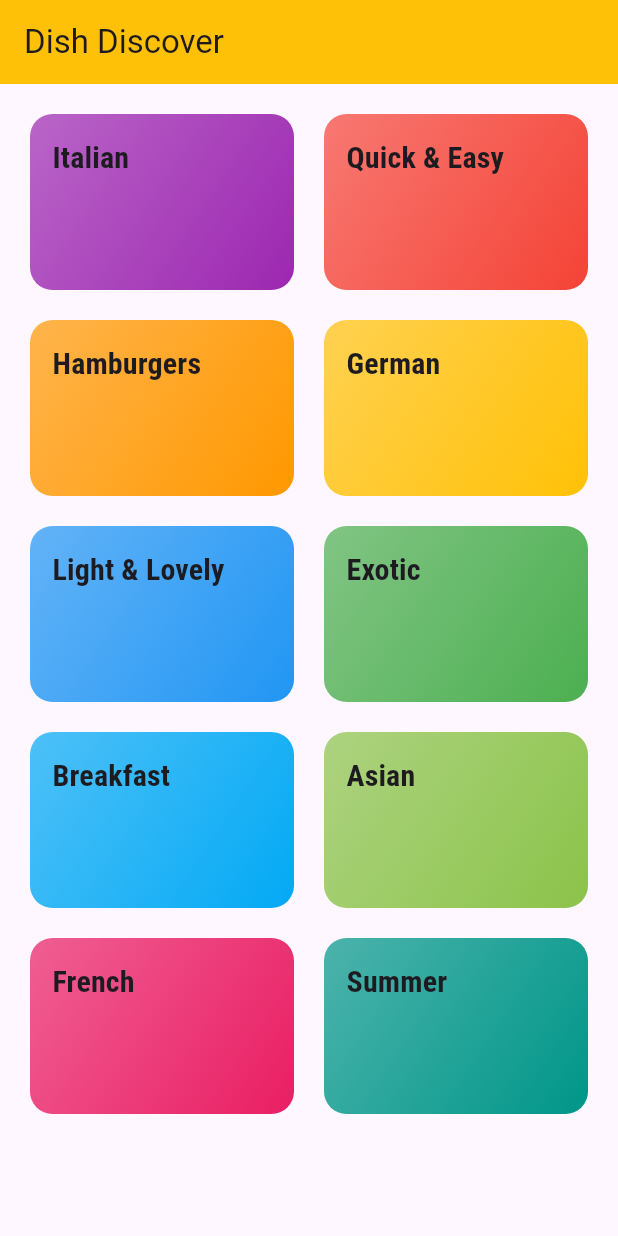
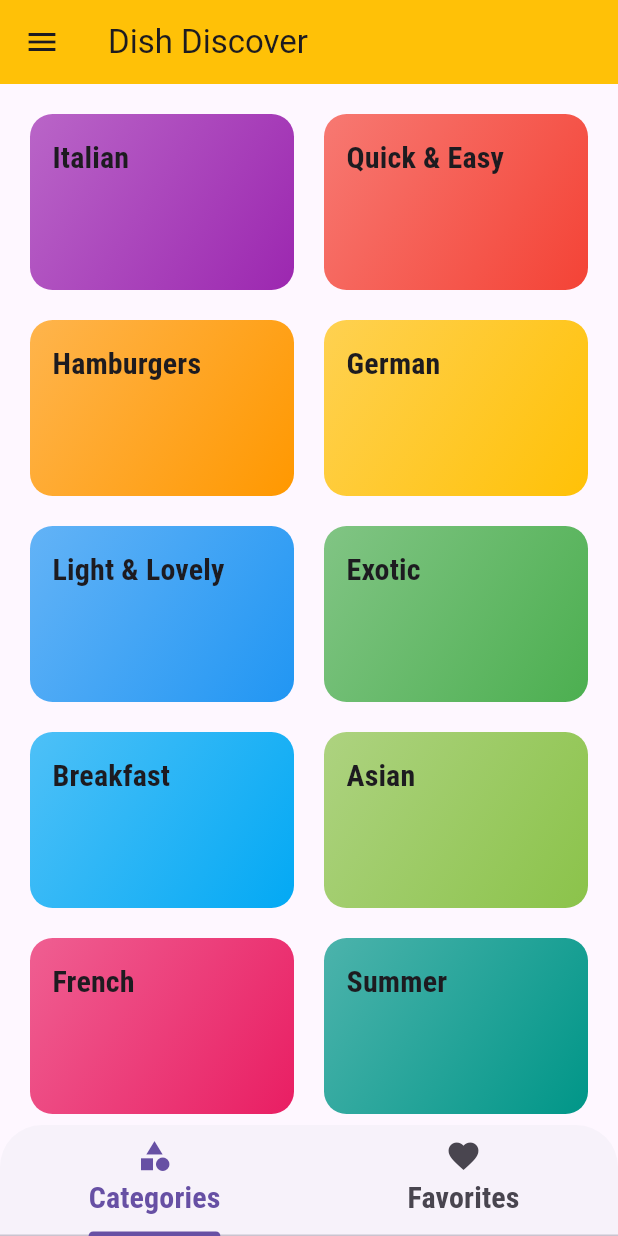
Before and after one commit to emmaephrim/DishDiscover, a Flutter app: the screen it shows after launch, on a phone screen of 412 x 824 dp. Run offline on Flutter 3.47's test engine with Material 3 defaults, Android fonts, the phone set to English and light mode, and no system bars.

Commit message:
feat: tab screen & open drawer initialized

```diff
--- a/lib/main.dart
+++ b/lib/main.dart
@@ -1,6 +1,7 @@
 import 'package:dish_discover/screen/categories_screen.dart';
 import 'package:dish_discover/screen/category_meals_screen.dart';
 import 'package:dish_discover/screen/meal_detail_screen.dart';
+import 'package:dish_discover/screen/tabs_screen.dart';
 import 'package:flutter/material.dart';
 
 void main() {
@@ -31,7 +32,7 @@ class MyApp extends StatelessWidget {
         ),
       ),
       routes: {
-        '/': (context) => CategoriesScreen(),
+        '/': (context) => TabsScreen(),
         CategoryMealsScreen.routeName: (context) => CategoryMealsScreen(),
         MealDetailScreen.routeName: (context) => MealDetailScreen(),
       },
--- a/lib/screen/categories_screen.dart
+++ b/lib/screen/categories_screen.dart
@@ -8,7 +8,6 @@ class CategoriesScreen extends StatelessWidget {
   @override
   Widget build(BuildContext context) {
     return Scaffold(
-      appBar: AppBar(title: Text('Dish Discover')),
       body: Padding(
         padding: const EdgeInsets.all(20.0),
         child: GridView(
--- /dev/null
+++ b/lib/screen/favorites_screen.dart
@@ -0,0 +1,10 @@
+import 'package:flutter/material.dart';
+
+class FavoritesScreen extends StatelessWidget {
+  const FavoritesScreen({super.key});
+
+  @override
+  Widget build(BuildContext context) {
+    return Container(child: Center(child: Text("Favorites")));
+  }
+}
--- /dev/null
+++ b/lib/screen/tabs_screen.dart
@@ -0,0 +1,45 @@
+import 'package:dish_discover/screen/categories_screen.dart';
+import 'package:dish_discover/screen/favorites_screen.dart';
+import 'package:flutter/material.dart';
+
+class TabsScreen extends StatefulWidget {
+  const TabsScreen({super.key});
+
+  @override
+  State<TabsScreen> createState() => _TabsScreenState();
+}
+
+class _TabsScreenState extends State<TabsScreen> {
+  @override
+  Widget build(BuildContext context) {
+    return DefaultTabController(
+      length: 2,
+      child: Scaffold(
+        appBar: AppBar(
+          leading: Builder(
+            builder: (context) {
+              return InkWell(
+                onTap: () => Scaffold.of(context).openDrawer(),
+                child: Padding(
+                  padding: EdgeInsets.all(8),
+                  child: Icon(Icons.menu),
+                ),
+              );
+            },
+          ),
+          title: Text('Dish Discover'),
+        ),
+        bottomSheet: TabBar(
+          tabs: [
+            Tab(icon: Icon(Icons.category), text: "Categories"),
+            Tab(icon: Icon(Icons.favorite), text: "Favorites"),
+          ],
+        ),
+        body: TabBarView(children: [CategoriesScreen(), FavoritesScreen()]),
+        drawer: Drawer(
+          child: Column(children: [Text("list"), Text(" List 2ll")]),
+        ),
+      ),
+    );
+  }
+}
```
